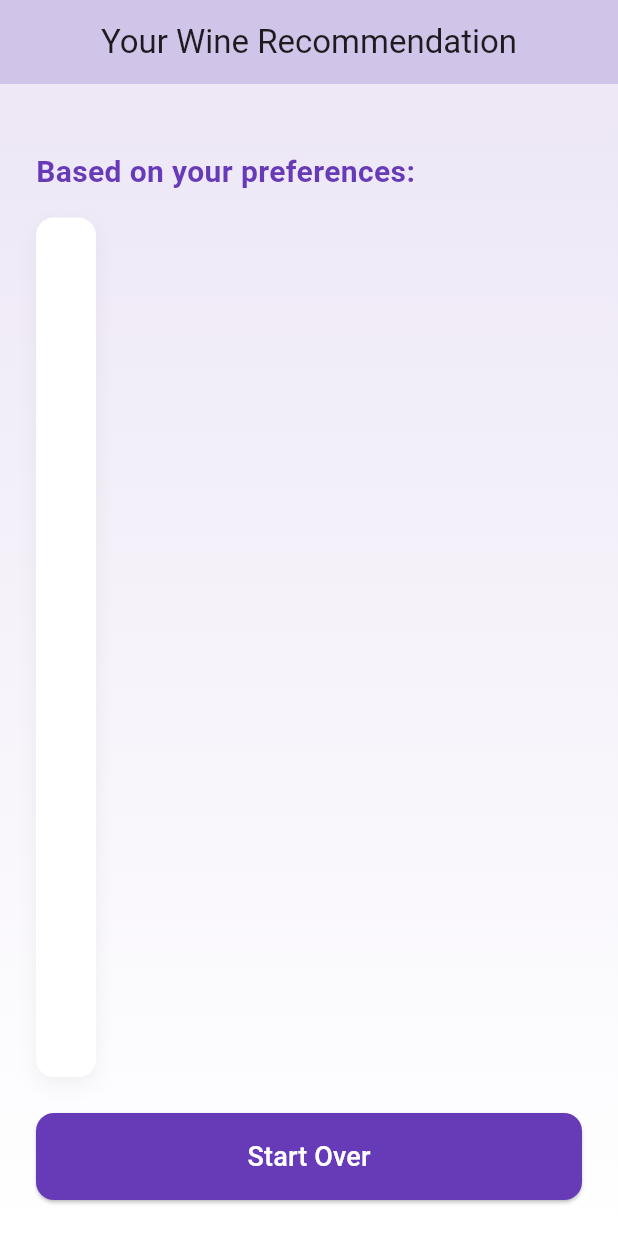
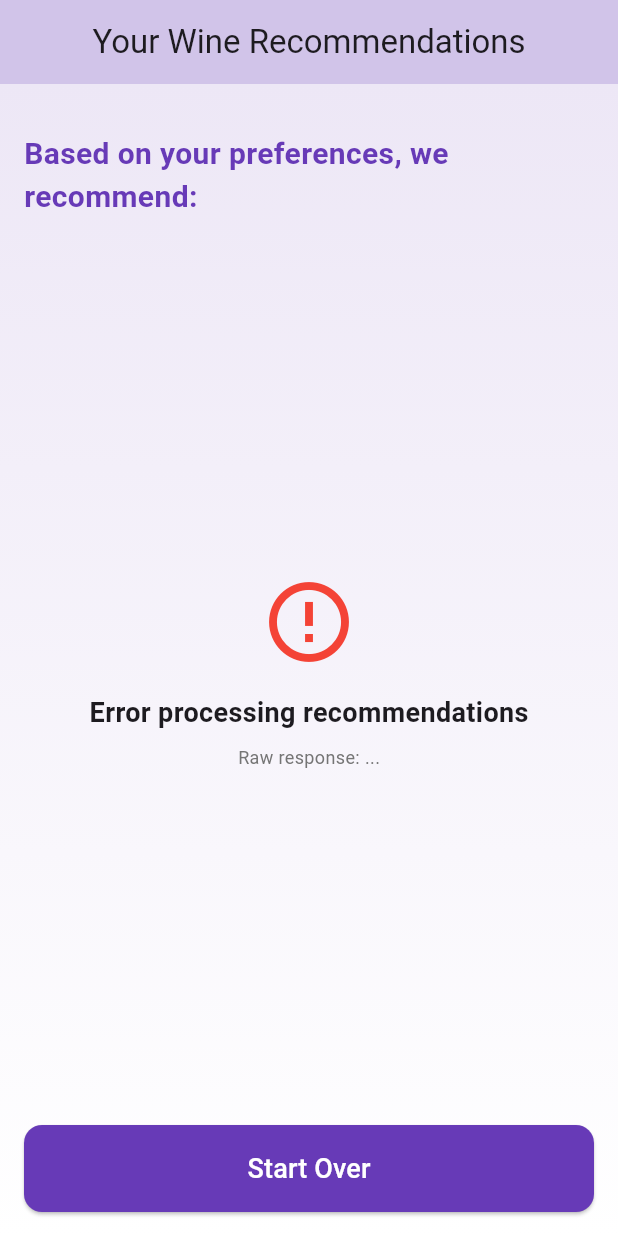
Before and after one commit to Fatyhich/WineQuest_App, a Flutter app: the ResultScreen screen opened directly with empty values, on a phone screen of 412 x 824 dp. Run offline on Flutter 3.47's test engine with Material 3 defaults, Android fonts, the phone set to English and light mode, and no system bars; our stand-ins replace dio, equatable, flutter_bloc; missing offline and left inert: record.

Commit message:
Audio based server integration added

```diff
--- /dev/null
+++ b/lib/models/wine_data.dart
@@ -0,0 +1,63 @@
+import 'dart:convert';
+
+class WineItem {
+  final String name;
+  final String region;
+  final String brand;
+  final String taste;
+  final String gastronomy;
+  final Map<String, dynamic> rawData;
+
+  WineItem({
+    required this.name,
+    required this.region,
+    required this.brand,
+    required this.taste,
+    required this.gastronomy,
+    required this.rawData,
+  });
+
+  factory WineItem.fromJson(Map<String, dynamic> json) {
+    return WineItem(
+      name: json['Название'] ?? '',
+      region: json['Регион'] ?? '',
+      brand: json['Бренд'] ?? '',
+      taste: json['Вкус'] ?? '',
+      gastronomy: json['Гастрономия'] ?? '',
+      rawData: json,
+    );
+  }
+}
+
+class WineResponse {
+  final List<WineItem> wineItems;
+
+  WineResponse({required this.wineItems});
+
+  factory WineResponse.fromJson(Map<String, dynamic> json) {
+    // final result = json['result'];
+    // if (result == null) {
+    //   return WineResponse(wineItems: []);
+    // }
+
+    final ragResponse = json['rag_response'];
+    if (ragResponse == null || ragResponse is! List) {
+      return WineResponse(wineItems: []);
+    }
+
+    return WineResponse(
+      wineItems: List<WineItem>.from(
+        ragResponse.map((item) => WineItem.fromJson(item)),
+      ),
+    );
+  }
+
+  static WineResponse parseResponse(String jsonString) {
+    try {
+      final Map<String, dynamic> json = jsonDecode(jsonString);
+      return WineResponse.fromJson(json);
+    } catch (e) {
+      return WineResponse(wineItems: []);
+    }
+  }
+}
--- a/lib/screens/recording_screen.dart
+++ b/lib/screens/recording_screen.dart
@@ -106,6 +106,8 @@ class _RecordingScreenContent extends StatelessWidget {
     final recordingReady = state is RecordingStopped && state.audioFile != null;
 
     return Container(
+      width: MediaQuery.of(context).size.width,
+      height: MediaQuery.of(context).size.height,
       decoration: BoxDecoration(
         gradient: LinearGradient(
           begin: Alignment.topCenter,
--- a/lib/screens/result_screen.dart
+++ b/lib/screens/result_screen.dart
@@ -1,4 +1,6 @@
 import 'package:flutter/material.dart';
+import 'dart:convert';
+import '../models/wine_data.dart';
 
 class ResultScreen extends StatelessWidget {
   final String responseText;
@@ -7,9 +9,16 @@ class ResultScreen extends StatelessWidget {
 
   @override
   Widget build(BuildContext context) {
+    WineResponse wineResponse;
+    try {
+      wineResponse = WineResponse.parseResponse(responseText);
+    } catch (e) {
+      wineResponse = WineResponse(wineItems: []);
+    }
+
     return Scaffold(
       appBar: AppBar(
-        title: const Text('Your Wine Recommendation'),
+        title: const Text('Your Wine Recommendations'),
         backgroundColor: Colors.deepPurple[100],
         centerTitle: true,
       ),
@@ -21,13 +30,13 @@ class ResultScreen extends StatelessWidget {
             colors: [Colors.deepPurple[50]!, Colors.white],
           ),
         ),
-        padding: const EdgeInsets.all(24.0),
+        padding: const EdgeInsets.all(16.0),
         child: Column(
           crossAxisAlignment: CrossAxisAlignment.start,
           children: [
-            const SizedBox(height: 20),
+            const SizedBox(height: 16),
             const Text(
-              'Based on your preferences:',
+              'Based on your preferences, we recommend:',
               style: TextStyle(
                 fontSize: 20,
                 fontWeight: FontWeight.bold,
@@ -36,32 +45,12 @@ class ResultScreen extends StatelessWidget {
             ),
             const SizedBox(height: 16),
             Expanded(
-              child: Container(
-                padding: const EdgeInsets.all(20),
-                decoration: BoxDecoration(
-                  color: Colors.white,
-                  borderRadius: BorderRadius.circular(12),
-                  boxShadow: [
-                    BoxShadow(
-                      color: Colors.black.withOpacity(0.05),
-                      blurRadius: 10,
-                      offset: const Offset(0, 5),
-                    ),
-                  ],
-                ),
-                child: SingleChildScrollView(
-                  child: Text(
-                    responseText,
-                    style: TextStyle(
-                      fontSize: 16,
-                      height: 1.5,
-                      color: Colors.grey[800],
-                    ),
-                  ),
-                ),
-              ),
+              child:
+                  wineResponse.wineItems.isEmpty
+                      ? _buildErrorView()
+                      : _buildWineList(wineResponse.wineItems),
             ),
-            const SizedBox(height: 24),
+            const SizedBox(height: 16),
             SizedBox(
               width: double.infinity,
               child: ElevatedButton(
@@ -84,4 +73,99 @@ class ResultScreen extends StatelessWidget {
       ),
     );
   }
+
+  Widget _buildErrorView() {
+    return Center(
+      child: Column(
+        mainAxisAlignment: MainAxisAlignment.center,
+        children: [
+          const Icon(Icons.error_outline, color: Colors.red, size: 64),
+          const SizedBox(height: 16),
+          const Text(
+            'Error processing recommendations',
+            style: TextStyle(fontSize: 18, fontWeight: FontWeight.bold),
+          ),
+          const SizedBox(height: 8),
+          Text(
+            'Raw response: ${responseText.substring(0, responseText.length > 100 ? 100 : responseText.length)}...',
+            style: TextStyle(color: Colors.grey[600], fontSize: 12),
+          ),
+        ],
+      ),
+    );
+  }
+
+  Widget _buildWineList(List<WineItem> wines) {
+    return ListView.builder(
+      itemCount: wines.length,
+      itemBuilder: (context, index) {
+        final wine = wines[index];
+        return Card(
+          margin: const EdgeInsets.only(bottom: 16),
+          elevation: 2,
+          shape: RoundedRectangleBorder(
+            borderRadius: BorderRadius.circular(12),
+          ),
+          child: Padding(
+            padding: const EdgeInsets.all(16),
+            child: Column(
+              crossAxisAlignment: CrossAxisAlignment.start,
+              children: [
+                Text(
+                  wine.name,
+                  style: const TextStyle(
+                    fontSize: 18,
+                    fontWeight: FontWeight.bold,
+                    color: Colors.deepPurple,
+                  ),
+                ),
+                const Divider(),
+                _buildInfoRow(Icons.location_on, 'Регион:', wine.region),
+                _buildInfoRow(Icons.business, 'Бренд:', wine.brand),
+                _buildInfoRow(Icons.wine_bar, 'Вкус:', wine.taste),
+                _buildInfoRow(
+                  Icons.restaurant,
+                  'Гастрономия:',
+                  wine.gastronomy,
+                ),
+              ],
+            ),
+          ),
+        );
+      },
+    );
+  }
+
+  Widget _buildInfoRow(IconData icon, String label, String value) {
+    return Padding(
+      padding: const EdgeInsets.symmetric(vertical: 8),
+      child: Row(
+        crossAxisAlignment: CrossAxisAlignment.start,
+        children: [
+          Icon(icon, size: 20, color: Colors.deepPurple[300]),
+          const SizedBox(width: 8),
+          Expanded(
+            child: Column(
+              crossAxisAlignment: CrossAxisAlignment.start,
+              children: [
+                Text(
+                  label,
+                  style: TextStyle(
+                    fontWeight: FontWeight.bold,
+                    color: Colors.grey[600],
+                    fontSize: 14,
+                  ),
+                ),
+                const SizedBox(height: 2),
+                Text(
+                  value,
+                  style: TextStyle(color: Colors.grey[800], fontSize: 16),
+                ),
+              ],
+            ),
+          ),
+        ],
+      ),
+    );
+  }
 }
--- a/lib/services/api_service.dart
+++ b/lib/services/api_service.dart
@@ -6,7 +6,7 @@ import 'package:dio/dio.dart';
 import '../models/api_response.dart';
 
 class ApiService {
-  static const String baseUrl = 'http://10.16.112.87:5000/api';
+  static const String baseUrl = 'http://192.168.2.88:8001/api';
   final Dio _dio = Dio();
 
   // Send audio recording to the server
```
Also changed, not shown: lib/bloc/recording/recording_bloc.dart (+8 -2 lines), lib/models/api_response.dart (+8 -1 lines).
